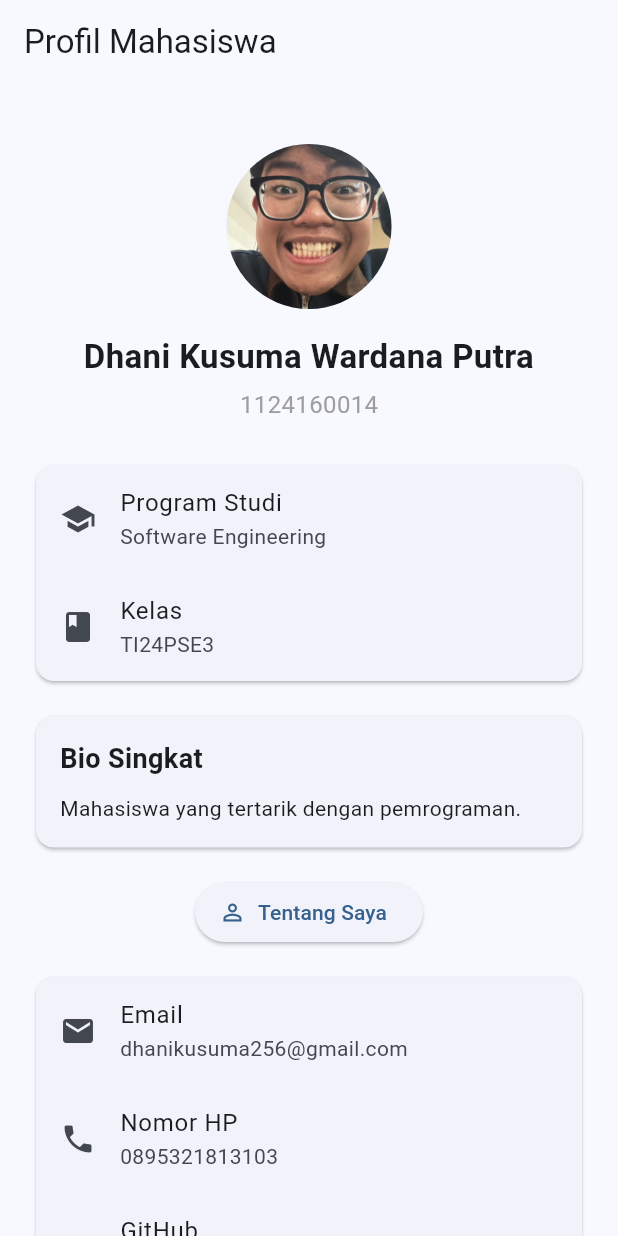
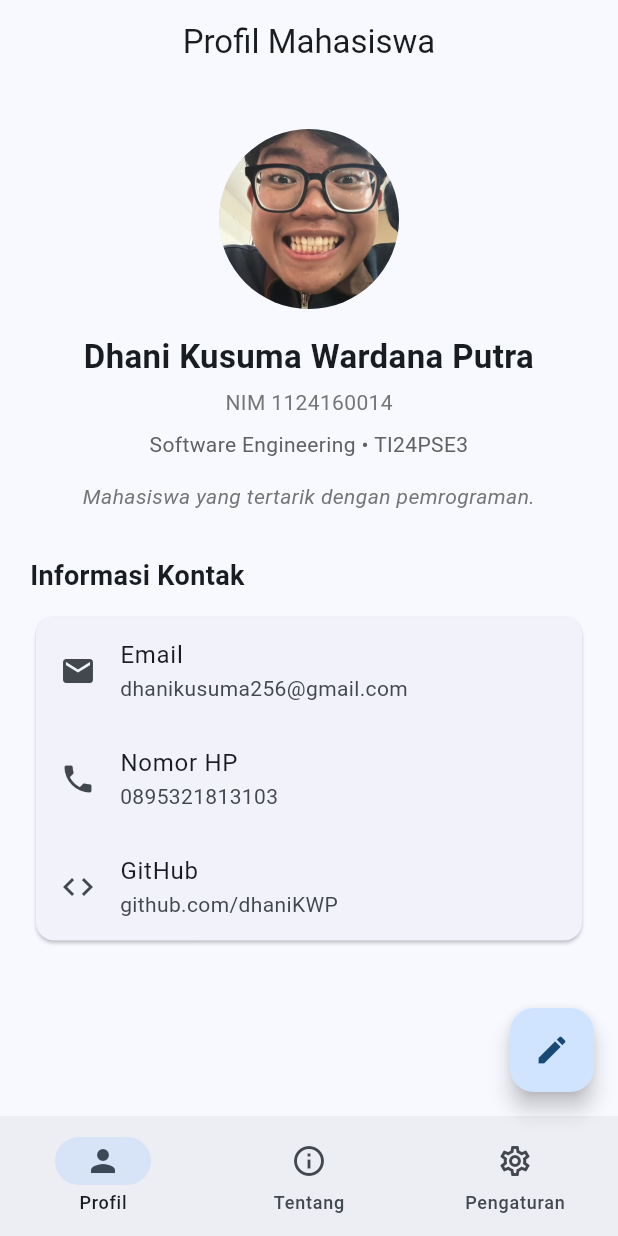
Before and after one commit to DhaniKWP/soal2-uts-pml-1124160014, a Flutter app: the ProfilePage screen opened directly, on a phone screen of 412 x 824 dp. Run offline on Flutter 3.47's test engine with Material 3 defaults, Android fonts, the phone set to English and light mode, and no system bars.

Commit message:
refactor: merapikan layout halaman profil mahasiswa

```diff
--- a/lib/screens/profile_page.dart
+++ b/lib/screens/profile_page.dart
@@ -17,6 +17,7 @@ class ProfilePage extends StatefulWidget {
 
 class _ProfilePageState extends State<ProfilePage> {
   late Profile profile;
+  int selectedIndex = 0;
 
   @override
   void initState() {
@@ -28,102 +29,120 @@ class _ProfilePageState extends State<ProfilePage> {
   Widget build(BuildContext context) {
     return Scaffold(
       appBar: AppBar(
-        title: const Text('Profil Mahasiswa'),
+        title: Text(
+          selectedIndex == 0
+              ? 'Profil Mahasiswa'
+              : selectedIndex == 1
+              ? 'Tentang Saya'
+              : 'Pengaturan',
         ),
-      body: SingleChildScrollView(
+        centerTitle: true,
+      ),
+      body: IndexedStack(
+        index: selectedIndex,
+        children: [
+          profileContent(),
+          const AboutPage(),
+          const Center(
+            child: Text('Pengaturan'),
+          ),
+        ],
+      ),
+      bottomNavigationBar: NavigationBar(
+        selectedIndex: selectedIndex,
+        onDestinationSelected: (index) {
+          setState(() {
+            selectedIndex = index;
+          });
+        },
+        destinations: const [
+          NavigationDestination(
+            icon: Icon(Icons.person_outline),
+            selectedIcon: Icon(Icons.person),
+            label: 'Profil',
+          ),
+          NavigationDestination(
+            icon: Icon(Icons.info_outline),
+            selectedIcon: Icon(Icons.info),
+            label: 'Tentang',
+          ),
+          NavigationDestination(
+            icon: Icon(Icons.settings_outlined),
+            selectedIcon: Icon(Icons.settings),
+            label: 'Pengaturan',
+          ),
+        ],
+      ),
+      floatingActionButton: selectedIndex == 0
+          ? FloatingActionButton(
+        onPressed: () {},
+        child: const Icon(Icons.edit),
+      )
+          : null,
+    );
+  }
+
+  Widget profileContent() {
+    return SingleChildScrollView(
       padding: const EdgeInsets.all(20),
       child: Column(
         children: [
-            const SizedBox(height: 20),
-
+          const SizedBox(height: 10),
           const CircleAvatar(
-              radius: 55,
+            radius: 60,
             backgroundImage: AssetImage('assets/images/foto.jpg'),
           ),
-
           const SizedBox(height: 16),
-
           Text(
             profile.nama,
+            textAlign: TextAlign.center,
             style: const TextStyle(
               fontSize: 22,
               fontWeight: FontWeight.bold,
             ),
-              textAlign: TextAlign.center,
           ),
-
           const SizedBox(height: 5),
-
           Text(
-              profile.nim,
-              style: const TextStyle(
-                fontSize: 16,
-                color: Colors.grey,
+            'NIM ${profile.nim}',
+            style: TextStyle(
+              color: Colors.grey[600],
+              fontSize: 14,
             ),
           ),
-
-            const SizedBox(height: 25),
-
-            Card(
-              child: Column(
-                children: [
-                  ListTile(
-                    leading: const Icon(Icons.school),
-                    title: const Text('Program Studi'),
-                    subtitle: Text(profile.prodi),
-                  ),
-
-                  ListTile(
-                    leading: const Icon(Icons.class_),
-                    title: const Text('Kelas'),
-                    subtitle: Text(profile.kelas),
-                  ),
-                ],
+          const SizedBox(height: 8),
+          Text(
+            '${profile.prodi} • ${profile.kelas}',
+            textAlign: TextAlign.center,
+            style: TextStyle(
+              color: Colors.grey[700],
+              fontSize: 14,
             ),
           ),
-
           const SizedBox(height: 15),
-
-            SizedBox(
-              width: double.infinity,
-              child: Card(
-                child: Padding(
-                  padding: const EdgeInsets.all(16),
-                  child: Column(
-                    crossAxisAlignment: CrossAxisAlignment.start,
-                    children: [
-                      const Text(
-                        'Bio Singkat',
+          Padding(
+            padding: const EdgeInsets.symmetric(horizontal: 10),
+            child: Text(
+              profile.bio,
+              textAlign: TextAlign.center,
+              style: TextStyle(
+                color: Colors.grey[600],
+                fontSize: 14,
+                fontStyle: FontStyle.italic,
+              ),
+            ),
+          ),
+          const SizedBox(height: 30),
+          const Align(
+            alignment: Alignment.centerLeft,
+            child: Text(
+              'Informasi Kontak',
               style: TextStyle(
                 fontSize: 18,
                 fontWeight: FontWeight.bold,
               ),
             ),
+          ),
           const SizedBox(height: 10),
-                      Text(profile.bio),
-                    ],
-                  ),
-                ),
-              ),
-            ),
-
-            const SizedBox(height: 15),
-
-            ElevatedButton.icon(
-              onPressed: () {
-                Navigator.push(
-                  context,
-                  MaterialPageRoute(
-                    builder: (context) => const AboutPage(),
-                  ),
-                );
-              },
-              icon: const Icon(Icons.person_outline),
-              label: const Text('Tentang Saya'),
-            ),
-
-            const SizedBox(height: 15),
-
           Card(
             child: Column(
               children: [
@@ -132,13 +151,11 @@ class _ProfilePageState extends State<ProfilePage> {
                   title: 'Email',
                   value: profile.email,
                 ),
-
                 InfoTile(
                   icon: Icons.phone,
                   title: 'Nomor HP',
                   value: profile.hp,
                 ),
-
                 InfoTile(
                   icon: Icons.code,
                   title: 'GitHub',
@@ -147,10 +164,8 @@ class _ProfilePageState extends State<ProfilePage> {
               ],
             ),
           ),
-
-            const SizedBox(height: 20),
+          const SizedBox(height: 25),
         ],
-        ),
       ),
     );
   }
```
Lines whose indentation alone changed are shown as unchanged.
